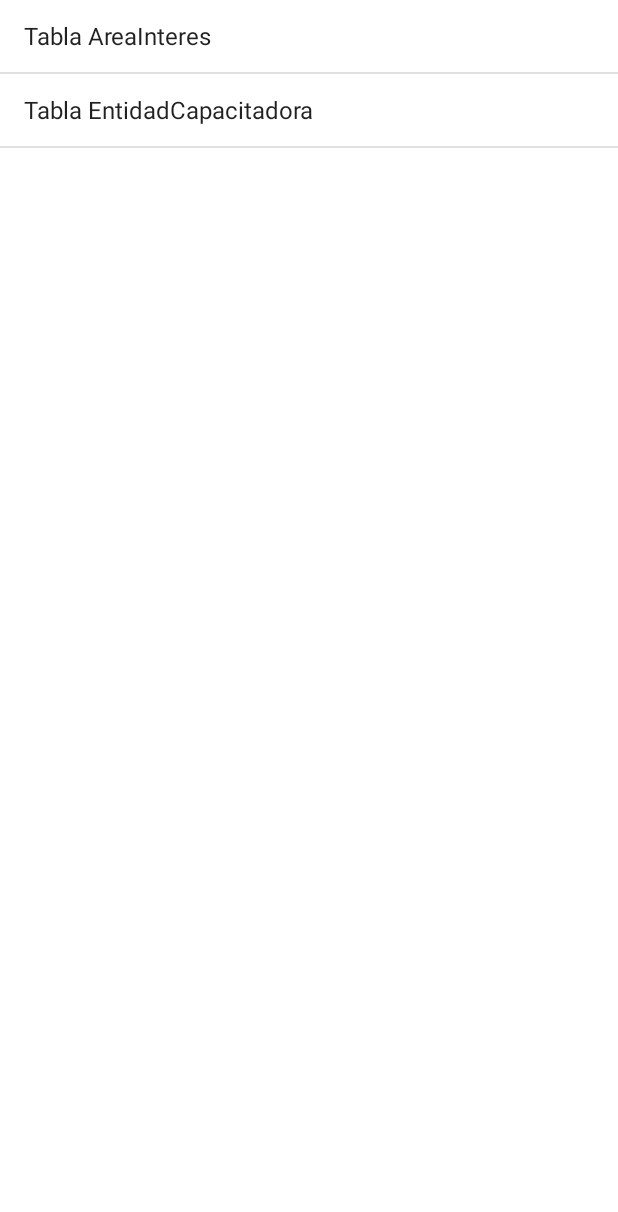
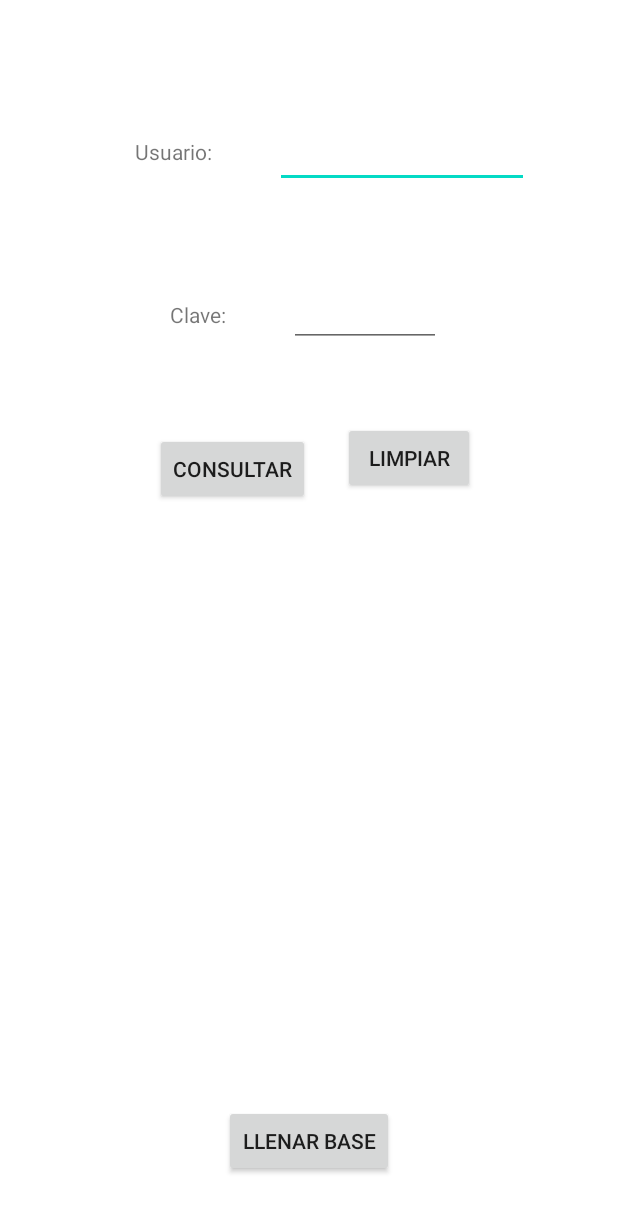
Before and after one commit to MigueGaldamez/Proyecto_PDM115_G10, an Android app: the screen it shows after launch (MainActivity before the commit, LoginActivity after it), on a phone screen of 412 x 824 dp. Shown: the top 1212 px of the screen. Run offline under Robolectric (Android 15) with nearby library versions, the phone set to English and light mode, and no system bars; libraries missing offline, so code that uses them is left out: java.security.acl.

Commit message:
agregando el login y el llenado de los roles

```diff
--- /dev/null
+++ b/app/src/main/java/com/example/proyecto_pdm_g10/LoginActivity.java
@@ -0,0 +1,60 @@
+package com.example.proyecto_pdm_g10;
+
+import androidx.appcompat.app.AppCompatActivity;
+
+import android.app.Activity;
+import android.content.Intent;
+import android.os.Bundle;
+import android.view.View;
+import android.widget.EditText;
+import android.widget.Toast;
+
+
+public class LoginActivity extends Activity {
+
+    ControlBDProyecto BDhelper;
+    EditText editUsuario;
+    EditText editClave;
+    @Override
+    protected void onCreate(Bundle savedInstanceState) {
+        super.onCreate(savedInstanceState);
+        setContentView(R.layout.activity_login);
+        BDhelper = new ControlBDProyecto(this);
+        editUsuario = (EditText) findViewById(R.id.editUsuario);
+        editClave = (EditText) findViewById(R.id.editClave);
+    }
+    public void consultarUsuario(View v) {
+        String main = "MainActivity";
+        BDhelper.abrir();
+        Usuario usuario = BDhelper.consultarUsuario(editUsuario.getText().toString(), editClave.getText().toString());
+        BDhelper.cerrar();
+        if(usuario == null)
+            Toast.makeText(this, "Usuario no registrado",
+                    Toast.LENGTH_LONG).show();
+
+        else{
+            Toast.makeText(this, "Logeado", Toast.LENGTH_LONG).show();
+            try {
+                //editNotafinal.setText(String.valueOf(nota.getNotafinal()));
+
+                Class<?> clase = Class.forName("com.example.proyecto_pdm_g10." + main);
+                Intent inte = new Intent(this, clase);
+                this.startActivity(inte);
+            } catch(ClassNotFoundException e){
+            e.printStackTrace();
+            }
+        }
+    }
+    public void limpiarTexto(View v) {
+        editUsuario.setText("");
+        editClave.setText("");
+
+    }
+    public void LlenarBaseUsuario(View v){
+        BDhelper.abrir();
+        String tost=BDhelper.llenarBDUsuario();
+        BDhelper.cerrar();
+        Toast.makeText(this, tost, Toast.LENGTH_SHORT).show();
+    }
+
+}
--- /dev/null
+++ b/app/src/main/res/layout/activity_login.xml
@@ -0,0 +1,119 @@
+<?xml version="1.0" encoding="utf-8"?>
+<androidx.constraintlayout.widget.ConstraintLayout xmlns:android="http://schemas.android.com/apk/res/android"
+    xmlns:app="http://schemas.android.com/apk/res-auto"
+    xmlns:tools="http://schemas.android.com/tools"
+    android:layout_width="match_parent"
+    android:layout_height="match_parent"
+    tools:context=".LoginActivity">
+
+
+    <TextView
+        android:id="@+id/textView"
+        android:layout_width="wrap_content"
+        android:layout_height="wrap_content"
+        android:layout_marginStart="90dp"
+        android:layout_marginLeft="90dp"
+        android:layout_marginTop="19dp"
+        android:layout_marginEnd="42dp"
+        android:layout_marginRight="42dp"
+        android:text="@string/Usuario"
+        app:layout_constraintEnd_toStartOf="@+id/editUsuario"
+        app:layout_constraintStart_toStartOf="parent"
+        app:layout_constraintTop_toTopOf="@+id/linearLayout1"
+        tools:ignore="MissingConstraints" />
+
+    <EditText
+        android:id="@+id/editUsuario"
+        android:layout_width="0dp"
+        android:layout_height="wrap_content"
+        android:layout_marginTop="8dp"
+        android:layout_marginEnd="59dp"
+        android:layout_marginRight="59dp"
+        android:inputType="text"
+        android:maxLength="7"
+        app:layout_constraintEnd_toEndOf="parent"
+        app:layout_constraintStart_toEndOf="@+id/textView"
+        app:layout_constraintTop_toTopOf="@+id/linearLayout1"
+        tools:ignore="MissingConstraints" />
+
+    <TextView
+        android:id="@+id/textView2"
+        android:layout_width="wrap_content"
+        android:layout_height="wrap_content"
+        android:layout_marginStart="113dp"
+        android:layout_marginLeft="113dp"
+        android:layout_marginEnd="42dp"
+        android:layout_marginRight="42dp"
+        android:text="@string/clave"
+        app:layout_constraintBaseline_toBaselineOf="@+id/editClave"
+        app:layout_constraintEnd_toStartOf="@+id/editClave"
+        app:layout_constraintStart_toStartOf="parent"
+        tools:ignore="MissingConstraints" />
+
+    <EditText
+        android:id="@+id/editClave"
+        android:layout_width="0dp"
+        android:layout_height="wrap_content"
+        android:layout_marginEnd="118dp"
+        android:layout_marginRight="118dp"
+        android:layout_marginBottom="50dp"
+        android:inputType="text"
+        android:maxLength="7"
+        app:layout_constraintBottom_toTopOf="@+id/botonLimpiar"
+        app:layout_constraintEnd_toEndOf="parent"
+        app:layout_constraintStart_toEndOf="@+id/textView2"
+        tools:ignore="MissingConstraints" />
+
+    <LinearLayout
+        android:id="@+id/linearLayout1"
+        android:layout_width="0dp"
+        android:layout_height="wrap_content"
+        android:layout_marginTop="72dp"
+        android:orientation="vertical"
+        app:layout_constraintEnd_toEndOf="parent"
+        app:layout_constraintStart_toStartOf="parent"
+        app:layout_constraintTop_toTopOf="parent"
+        tools:ignore="MissingConstraints">
+
+    </LinearLayout>
+
+    <Button
+        android:id="@+id/botonConsultar"
+        android:layout_width="wrap_content"
+        android:layout_height="wrap_content"
+        android:layout_marginStart="7dp"
+        android:layout_marginLeft="7dp"
+        android:layout_marginTop="7dp"
+        android:layout_marginEnd="22dp"
+        android:layout_marginRight="22dp"
+        android:onClick="consultarUsuario"
+        android:text="@string/consultar"
+        app:layout_constraintEnd_toStartOf="@+id/botonLimpiar"
+        app:layout_constraintHorizontal_chainStyle="packed"
+        app:layout_constraintStart_toStartOf="parent"
+        app:layout_constraintTop_toTopOf="@+id/botonLimpiar" />
+
+    <Button
+        android:id="@+id/botonLimpiar"
+        android:layout_width="wrap_content"
+        android:layout_height="wrap_content"
+        android:layout_marginTop="281dp"
+        android:onClick="limpiarTexto"
+        android:text="@string/limpiar"
+        app:layout_constraintEnd_toEndOf="parent"
+        app:layout_constraintStart_toEndOf="@+id/botonConsultar"
+        app:layout_constraintTop_toTopOf="parent" />
+
+    <Button
+        android:id="@+id/botonLLenar"
+        android:layout_width="wrap_content"
+        android:layout_height="wrap_content"
+        android:layout_marginBottom="39dp"
+        android:onClick="LlenarBaseUsuario"
+        android:text="@string/Llenarbase"
+        app:layout_constraintBottom_toBottomOf="parent"
+        app:layout_constraintEnd_toEndOf="parent"
+        app:layout_constraintStart_toStartOf="parent" />
+
+
+</androidx.constraintlayout.widget.ConstraintLayout>
--- a/app/src/main/res/values/strings.xml
+++ b/app/src/main/res/values/strings.xml
@@ -27,6 +27,9 @@
     <string name="eliminar">Eliminar</string>
     <string name="telefono">Telefono:</string>
     <string name="correo">Correo:</string>
+    <string name="clave">Clave:</string>
+    <string name="Usuario">Usuario:</string>
+    <string name="Llenarbase">Llenar Base</string>
 
 
 </resources>
```
Also changed, not shown: app/src/main/AndroidManifest.xml (+6 -5 lines), app/src/main/java/com/example/proyecto_pdm_g10/AccesoUsuario.java (added, +30 -0 lines), app/src/main/java/com/example/proyecto_pdm_g10/ControlBDProyecto.java (+148 -2 lines), app/src/main/java/com/example/proyecto_pdm_g10/MainActivity.java (+15 -2 lines), app/src/main/java/com/example/proyecto_pdm_g10/OpcionCrud.java (added, +40 -0 lines), app/src/main/java/com/example/proyecto_pdm_g10/Usuario.java (added, +40 -0 lines), app/src/main/res/layout/activity_main.xml (+1 -8 lines), 1 other file.
